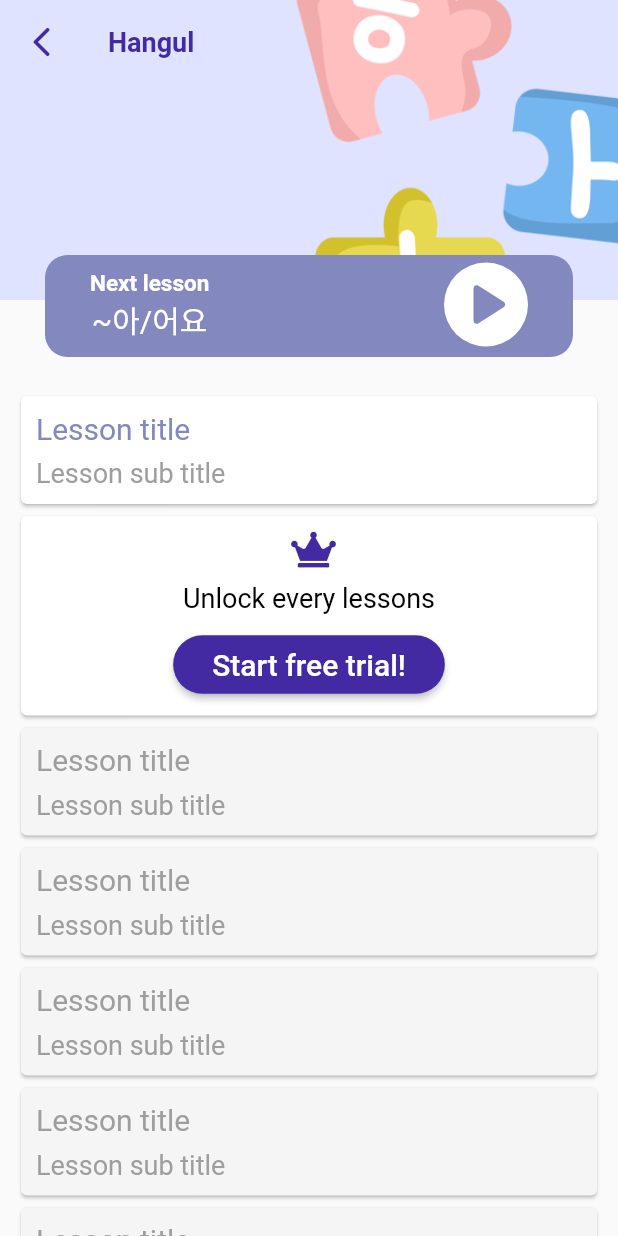
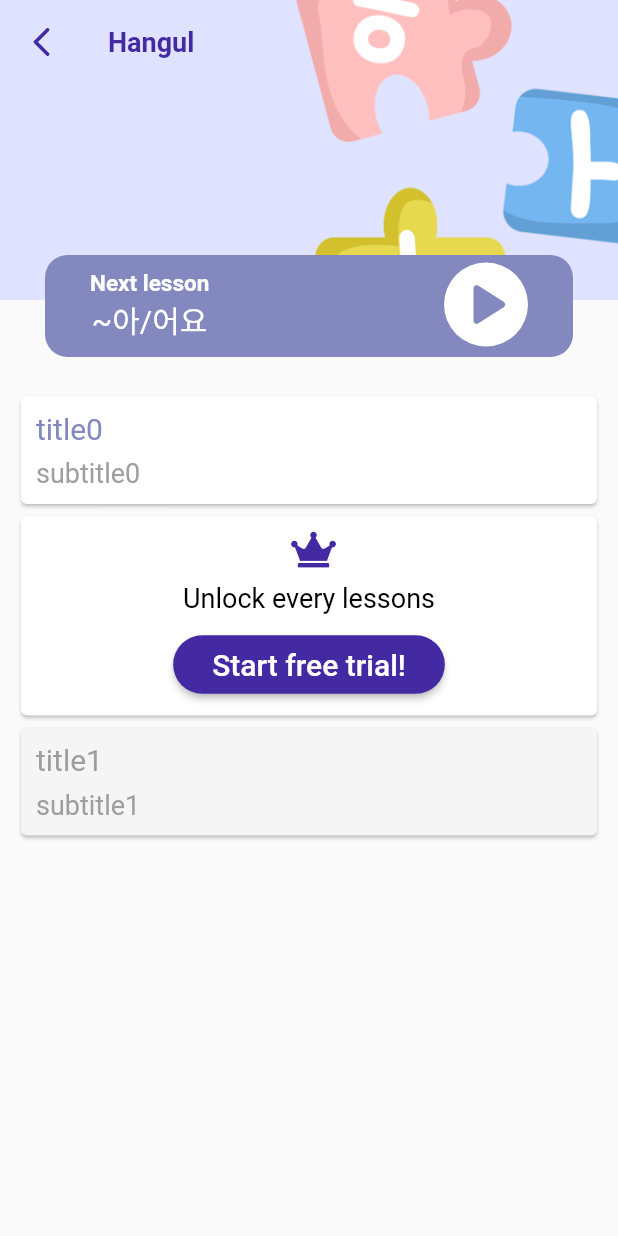
Before and after one commit to kammaii/podo, a Flutter app: the screen it shows after launch, after a tap on "Hangul", on a phone screen of 412 x 824 dp. Run offline on Flutter 3.47's test engine with Material 2 defaults, Android fonts, the phone set to English and light mode, and no system bars; our stand-ins replace animated_text_kit, card_swiper, flutter_login, font_awesome_flutter, package_info, percent_indicator and 1 more.

Commit message:
organized Lessons

```diff
--- a/lib/common_widgets/my_widget.dart
+++ b/lib/common_widgets/my_widget.dart
@@ -35,12 +35,14 @@ class MyWidget {
     );
   }
 
-  AppBar getAppbar(String title) {
+  AppBar getAppbar(BuildContext context, String title) {
     return AppBar(
       backgroundColor: Colors.white,
       elevation: 0,
       leading: IconButton(
-        onPressed: () {},
+        onPressed: () {
+          Navigator.pop(context);
+        },
         icon: const Icon(Icons.arrow_back_ios_rounded),
         color: MyColors.purple,
       ),
--- /dev/null
+++ b/lib/lessons/lesson.dart
@@ -0,0 +1,13 @@
+import 'package:podo/lessons/lesson_summary.dart';
+
+import 'lesson_item.dart';
+
+class Lesson {
+  Lesson(this.id, this.title, this.subTitle, this.lessonItems, this.lessonSummaries);
+
+  final int id;
+  final String title;
+  final String subTitle;
+  final List<LessonItem> lessonItems;
+  final List<LessonSummary> lessonSummaries;
+}
--- /dev/null
+++ b/lib/lessons/lesson_item.dart
@@ -0,0 +1,18 @@
+class LessonItem {
+
+  String? kr;
+  String? pron;
+  String? en;
+  String? audio;
+
+  setExplainItem(String explain) {
+    en = explain;
+  }
+
+  setAudioItem(String kr, String pron, String en, String audio) {
+    kr = kr;
+    pron = pron;
+    en = en;
+    audio = audio;
+  }
+}
--- /dev/null
+++ b/lib/lessons/lesson_strings.dart
@@ -0,0 +1,23 @@
+// ignore_for_file: constant_identifier_names
+
+class LessonStrings {
+  static const String basicTitle0 = 'basic title 0';
+  static const String basicSubTitle0 = 'basic subTitle 0';
+  static const String basicTitle1 = 'basic title 1';
+  static const String basicSubTitle1 = 'basic subTitle 1';
+  static const String basicTitle2 = 'basic title 2';
+  static const String basicSubTitle2 = 'basic subTitle 2';
+
+  static const String basic0_page0_0 = 'basicLesson0_0';
+  static const String basic0_page1_0 = '한국어';
+  static const String basic0_page1_1 = '[한구거]';
+  static const String basic0_page1_2 = '한국어 is blabla';
+  static const String basic0_page2_0 = 'basic0_page2_0';
+  static const String basic0_page3_0 = 'basic0_page3_0';
+
+  static const String basic0_sum0_kr = 'basic0_sum0_kr';
+  static const String basic0_sum0_en = 'basic0_sum0_en';
+  static const String basic0_sum0_explain = 'basic0_sum0_explain';
+  static const String basic0_sum0_example_0 = 'basic0_sum0_example_0';
+  static const String basic0_sum0_example_1 = 'basic0_sum0_example_1';
+}
--- /dev/null
+++ b/lib/lessons/lesson_summary.dart
@@ -0,0 +1,9 @@
+class LessonSummary {
+  int id;
+  String titleKr;
+  String titleEn;
+  String explanation;
+  List<String> examples;
+
+  LessonSummary(this.id, this.titleKr, this.titleEn, this.explanation, this.examples);
+}
--- /dev/null
+++ b/lib/lessons/lessons.dart
@@ -0,0 +1,73 @@
+import 'package:flutter/material.dart';
+import 'package:podo/lessons/lesson_item.dart';
+import 'package:podo/lessons/lesson_strings.dart';
+import 'package:podo/lessons/lesson_summary.dart';
+
+import 'lesson.dart';
+
+class Lessons {
+
+  static final Lessons _instance = Lessons.init();
+
+  factory Lessons() {
+    return _instance;
+  }
+
+  static const String TITLE = 'title';
+  static const String SUBTITLE = 'subTitle';
+  static const String LESSON = 'lesson';
+  static const String SUMMARY = 'summary';
+
+
+  Lessons.init() {
+    debugPrint('Lessons 초기화');
+  }
+  //
+  // Lesson getBasicLesson(int index) {
+  //   String title = basicLessonList[index][TITLE]!;
+  //   String subTitle = basicLessonList[index][SUBTITLE]!;
+  //   List<LessonItem> lessonItems = basicLessonItemList[index];
+  //   List<LessonSummary> lessonSummaries = basicLessonSummaries[index];
+  //   Lesson lesson = Lesson(index, title, subTitle, lessonItems, lessonSummaries);
+  //   return lesson;
+  // }
+
+  static Map<int, Map<String, List<dynamic>>> basicLesson = {
+    0 : {TITLE : ['title0'], SUBTITLE : ['subtitle0'],
+      LESSON : [
+        LessonItem().setExplainItem(LessonStrings.basic0_page0_0),
+        LessonItem().setAudioItem(LessonStrings.basic0_page1_0, LessonStrings.basic0_page1_1, LessonStrings.basic0_page1_2, 'audio'),
+        LessonItem().setExplainItem(LessonStrings.basic0_page2_0),
+        LessonItem().setExplainItem(LessonStrings.basic0_page3_0),
+      ],
+      SUMMARY : [
+        LessonSummary(0, LessonStrings.basic0_sum0_kr, LessonStrings.basic0_sum0_en, LessonStrings.basic0_sum0_explain, [LessonStrings.basic0_sum0_example_0,LessonStrings.basic0_sum0_example_1]),
+        LessonSummary(1, LessonStrings.basic0_sum0_kr, LessonStrings.basic0_sum0_en, LessonStrings.basic0_sum0_explain, [LessonStrings.basic0_sum0_example_0,LessonStrings.basic0_sum0_example_1]),
+      ]
+    },
+    1 : {TITLE : ['title1'], SUBTITLE : ['subtitle1'],
+      LESSON : [
+        LessonItem().setExplainItem(LessonStrings.basic0_page0_0),
+        LessonItem().setAudioItem(LessonStrings.basic0_page1_0, LessonStrings.basic0_page1_1, LessonStrings.basic0_page1_2, 'audio'),
+        LessonItem().setExplainItem(LessonStrings.basic0_page2_0),
+        LessonItem().setExplainItem(LessonStrings.basic0_page3_0),
+      ],
+      SUMMARY : [
+        LessonSummary(0, LessonStrings.basic0_sum0_kr, LessonStrings.basic0_sum0_en, LessonStrings.basic0_sum0_explain, [LessonStrings.basic0_sum0_example_0,LessonStrings.basic0_sum0_example_1]),
+        LessonSummary(1, LessonStrings.basic0_sum0_kr, LessonStrings.basic0_sum0_en, LessonStrings.basic0_sum0_explain, [LessonStrings.basic0_sum0_example_0,LessonStrings.basic0_sum0_example_1]),
+      ]
+    },
+    2 : {TITLE : ['title2'], SUBTITLE : ['subtitle2'],
+      LESSON : [
+        LessonItem().setExplainItem(LessonStrings.basic0_page0_0),
+        LessonItem().setAudioItem(LessonStrings.basic0_page1_0, LessonStrings.basic0_page1_1, LessonStrings.basic0_page1_2, 'audio'),
+        LessonItem().setExplainItem(LessonStrings.basic0_page2_0),
+        LessonItem().setExplainItem(LessonStrings.basic0_page3_0),
+      ],
+      SUMMARY : [
+        LessonSummary(0, LessonStrings.basic0_sum0_kr, LessonStrings.basic0_sum0_en, LessonStrings.basic0_sum0_explain, [LessonStrings.basic0_sum0_example_0,LessonStrings.basic0_sum0_example_1]),
+        LessonSummary(1, LessonStrings.basic0_sum0_kr, LessonStrings.basic0_sum0_en, LessonStrings.basic0_sum0_explain, [LessonStrings.basic0_sum0_example_0,LessonStrings.basic0_sum0_example_1]),
+      ]
+    },
+  };
+}
--- a/lib/screens/lesson/lesson_frame.dart
+++ b/lib/screens/lesson/lesson_frame.dart
@@ -18,7 +18,7 @@ class _LessonFrameState extends State<LessonFrame> {
   Widget build(BuildContext context) {
     return SafeArea(
       child: Scaffold(
-        appBar: MyWidget().getAppbar(MyStrings.title),
+        appBar: MyWidget().getAppbar(context, MyStrings.title),
         body: Column(
           children: [
             LinearPercentIndicator(
--- a/lib/screens/lesson/lesson_main.dart
+++ b/lib/screens/lesson/lesson_main.dart
@@ -1,6 +1,9 @@
 import 'package:flutter/material.dart';
 import 'package:font_awesome_flutter/font_awesome_flutter.dart';
+import 'package:persistent_bottom_nav_bar/persistent-tab-view.dart';
 import 'package:podo/common_widgets/my_widget.dart';
+import 'package:podo/lessons/lessons.dart';
+import 'package:podo/screens/lesson/lesson_frame.dart';
 import 'package:podo/screens/subscribe/subscribe.dart';
 import 'package:podo/user/user_info.dart';
 import 'package:podo/values/my_colors.dart';
@@ -21,11 +24,28 @@ class _LessonMainState extends State<LessonMain> {
   double sliverAppBarHeight = 200.0;
   double sliverAppBarStretchOffset = 100.0;
   double itemHeight = 80.0;
+  late List<Widget> lessonWidgetList;
+
 
   @override
   void initState() {
     super.initState();
     scrollController.addListener(() => setState(() {}));
+    lessonWidgetList = [];
+    for(int i=0; i<Lessons.basicLesson.length; i++) {
+      if(!UserInfo().isPremium) {
+        if(i==0) {
+          lessonWidgetList.add(lessonList(i, false));
+        } else if(i==1) {
+          lessonWidgetList.add(premiumCard());
+        } else {
+          lessonWidgetList.add(lessonList(i-1, true));
+        }
+
+      } else {
+        lessonWidgetList.add(lessonList(i, false));
+      }
+    }
   }
 
   @override
@@ -35,20 +55,27 @@ class _LessonMainState extends State<LessonMain> {
   }
 
   Widget lessonList(int index, bool isLocked) {
+    String lessonTitle = Lessons.basicLesson[index]![Lessons.TITLE]![0].toString();
+    String lessonSubTitle = Lessons.basicLesson[index]![Lessons.SUBTITLE]![0].toString();
     return Container(
       padding: const EdgeInsets.symmetric(horizontal: 10),
       height: itemHeight,
       child: Card(
         color: isLocked ? MyColors.navyLightLight : Colors.white,
+        child: InkWell(
+          onTap: (){
+            pushNewScreen(context, withNavBar: false, screen: const LessonFrame());
+          },
           child: Padding(
             padding: const EdgeInsets.all(10),
             child: Column(
               mainAxisAlignment: MainAxisAlignment.spaceBetween,
               crossAxisAlignment: CrossAxisAlignment.start,
               children: [
-              MyWidget().getTextWidget('Lesson title', 20, isLocked ? MyColors.grey : MyColors.navy,),
-              MyWidget().getTextWidget('Lesson sub title', 18, MyColors.grey,),
+                MyWidget().getTextWidget(lessonTitle, 20, isLocked ? MyColors.grey : MyColors.navy,),
+                MyWidget().getTextWidget(lessonSubTitle, 18, MyColors.grey,),
               ],
+            ),
           ),
         ),
       ),
@@ -91,6 +118,7 @@ class _LessonMainState extends State<LessonMain> {
         topMarginPlayBtn = 5.0;
       }
     }
+
 
     sliverAppBar() {
       return SliverAppBar(
@@ -136,17 +164,9 @@ class _LessonMainState extends State<LessonMain> {
         sliver: SliverList(
           delegate: SliverChildBuilderDelegate(
             (context, index) {
-              if(!UserInfo().isPremium && index >= 1) {
-                if(index > 1) {
-                  return lessonList(index, true);
-                } else {
-                  return premiumCard();
-                }
-              } else {
-                return lessonList(index, false);
-              }
+              return lessonWidgetList[index];
             },
-            childCount: UserInfo().isPremium ? 8 : 8+1, // todo: 3대신 레슨.length로 변경
+            childCount: lessonWidgetList.length,
           ),
         ),
       );
--- a/lib/screens/lesson/lesson_summary.dart
+++ b/lib/screens/lesson/lesson_summary.dart
@@ -24,7 +24,7 @@ class LessonSummary extends StatelessWidget {
           const SizedBox(height: 10),
         ],
       ),
-      appBar: MyWidget().getAppbar(MyStrings.title),
+      appBar: MyWidget().getAppbar(context, MyStrings.title),
       body: SafeArea(
         child: SingleChildScrollView(
           child: Padding(
--- a/lib/values/my_strings.dart
+++ b/lib/values/my_strings.dart
@@ -1,3 +1,5 @@
+// ignore_for_file: constant_identifier_names
+
 class MyStrings {
   static const String askQuestion = 'Ask a question';
   static const String send = 'Send';
```
Lines whose indentation alone changed are shown as unchanged.
